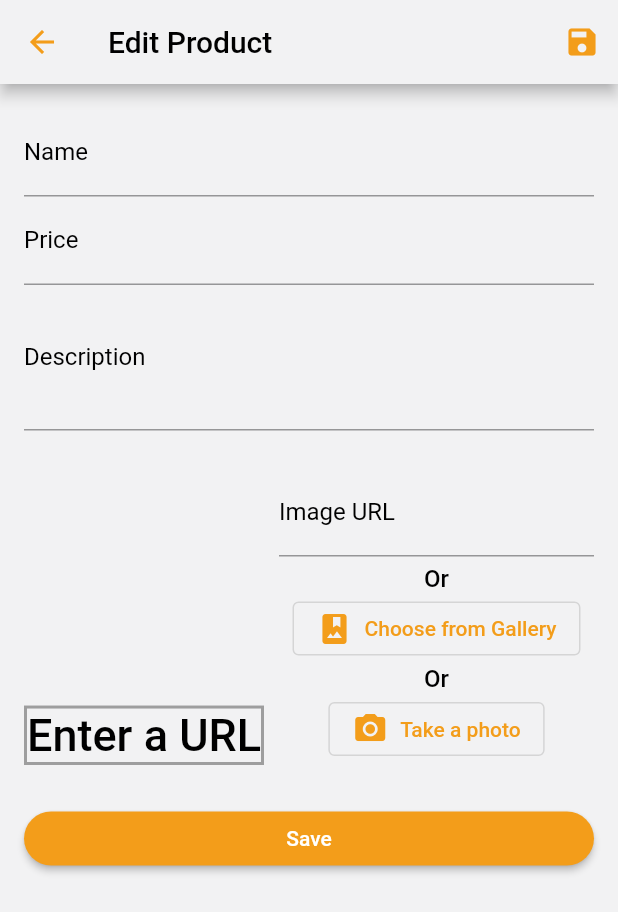
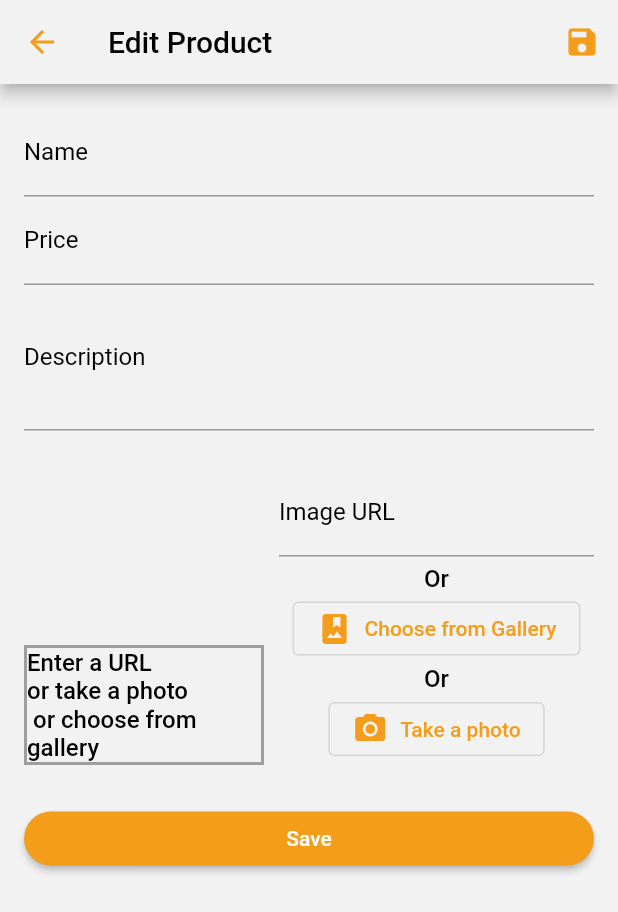
Before and after one commit to bassel27/Store-App, a Flutter app: the EditProductScreen screen opened by its route, after a tap on "Take a photo", on a phone screen of 412 x 824 dp. Shown: the top 912 px of the screen. Run offline on Flutter 3.47's test engine with Material 2 defaults, Android fonts, the light colour scheme and no system bars; our stand-ins replace auto_size_text, badges, freezed_annotation, get, google_fonts, image_picker and 2 more; accounts and stored records are empty.

Commit message:
EditProductScreen working

```diff
--- a/lib/screens/edit_product_screen.dart
+++ b/lib/screens/edit_product_screen.dart
@@ -67,6 +67,19 @@ class _EditProductScreenState extends State<EditProductScreen>
     _imageUrlController.dispose();
   }
 
+  Image? _image;
+  Image? get imageToDisplay {
+    if (_image != null) {
+      return _image;
+    } else if (_image == null &&
+        _imageUrlController.text.isNotEmpty &&
+        validateImageUrl(_imageUrlController.text) == null) {
+      _image = Image.network(_imageUrlController.text, fit: BoxFit.cover);
+      return Image.network(_imageUrlController.text, fit: BoxFit.cover);
+    }
+    return null;
+  }
+
   @override
   Widget build(BuildContext context) {
     Color accentColor = Theme.of(context).colorScheme.tertiary;
@@ -97,24 +110,7 @@ class _EditProductScreenState extends State<EditProductScreen>
                   const SizedBox(
                     width: 10,
                   ),
-                  Column(
-                    mainAxisSize: MainAxisSize.min,
-                    children: [
-                      SizedBox(
-                        width: 210,
-                        child: ImageUrlTextFormField(
-                          imageUrlFocusNode: _imageUrlFocusNode,
-                          imageUrlController: _imageUrlController,
-                          saveFormFunction: _saveForm,
-                        ),
-                      ),
-                      const SizedBox(
-                        height: 5,
-                      ),
-                      const Text("Or"),
-                      TwoPhotoButtonsColumn(accentColor: accentColor),
-                    ],
-                  ),
+                  _photoInputColumn(accentColor),
                 ],
               ),
               mySizedBox,
@@ -133,14 +129,87 @@ class _EditProductScreenState extends State<EditProductScreen>
     );
   }
 
+  Column _photoInputColumn(Color accentColor) {
+    return Column(
+      mainAxisSize: MainAxisSize.min,
+      children: [
+        SizedBox(
+          width: 210,
+          child: ImageUrlTextFormField(
+            imageUrlFocusNode: _imageUrlFocusNode,
+            imageUrlController: _imageUrlController,
+            saveFormFunction: _saveForm,
+          ),
+        ),
+        const SizedBox(
+          height: 5,
+        ),
+        const Text("Or"),
+        OutlinedButton.icon(
+          style: OutlinedButton.styleFrom(),
+          icon: Icon(
+            Icons.photo_album,
+            color: accentColor,
+          ),
+          onPressed: _chooseFromGallery,
+          label: Text(
+            "Choose from Gallery",
+            style: TextStyle(color: accentColor),
+          ),
+        ),
+        const SizedBox(
+          width: 10,
+        ),
+        const Text("Or"),
+        OutlinedButton.icon(
+          style: OutlinedButton.styleFrom(),
+          icon: Icon(
+            Icons.camera_alt,
+            color: accentColor,
+          ),
+          onPressed: _takePicture,
+          label: Text(
+            "Take a photo",
+            style: TextStyle(color: accentColor),
+          ),
+        ),
+      ],
+    );
+  }
+
+  Future<void> _takePicture() async {
+    final imageFile =
+        await ImagePicker() // TODO: config for ios check doccumentaoin
+            .pickImage(source: ImageSource.camera, maxWidth: 600); // resolution
+    modifyImage(imageFile);
+  }
+
+  Future<void> _chooseFromGallery() async {
+    final imageFile =
+        await ImagePicker() // TODO: config for ios check doccumentaoin
+            .pickImage(
+                source: ImageSource.gallery, maxWidth: 600); // resolution
+    modifyImage(imageFile);
+  }
+
+  void modifyImage(imageFile) {
+    if (imageFile != null) {
+      setState(() {
+        _image = Image.file(File(imageFile.path));
+      });
+      _imageUrlController.clear();
+    }
+  }
+
   Container _imageContainer() {
     return Container(
       decoration: BoxDecoration(
         border: Border.all(width: 2, color: Colors.grey),
       ),
-      child: _imageUrlController.text.isEmpty
-          ? const FittedBox(child: Text("Enter a URL"))
-          : Image.network(_imageUrlController.text, fit: BoxFit.cover),
+      child: Expanded(
+        child: imageToDisplay ??
+            const Text("Enter a URL\nor take a photo\n or choose from gallery"),
+      ),
     );
   }
 
@@ -152,7 +221,9 @@ class _EditProductScreenState extends State<EditProductScreen>
     if (!_imageUrlFocusNode.hasFocus &&
         (_imageUrlController.text.isEmpty ||
             validateImageUrl(_imageUrlController.text) == null)) {
-      setState(() {});
+      setState(() {
+        _image = Image.network(_imageUrlController.text, fit: BoxFit.cover);
+      });
     }
   }
 
@@ -201,63 +272,3 @@ class _EditProductScreenState extends State<EditProductScreen>
     await productProvider.addProduct(editedProduct);
   }
 }
-
-class TwoPhotoButtonsColumn extends StatelessWidget {
-  const TwoPhotoButtonsColumn({
-    Key? key,
-    required this.accentColor,
-  }) : super(key: key);
-
-  final Color accentColor;
-  Future<void> _takePicture() async {
-    final imageFile =
-        await ImagePicker() // TODO: config for ios check doccumentaoin
-            .pickImage(source: ImageSource.camera, maxWidth: 600); // resolution
-    if (imageFile != null) {
-      File(imageFile.path);
-    }
-  }
-
-  Future<void> _chooseFromGallery() async {
-    final imageFile =
-        await ImagePicker() // TODO: config for ios check doccumentaoin
-            .pickImage(
-                source: ImageSource.gallery, maxWidth: 600); // resolution
-  }
-
-  @override
-  Widget build(BuildContext context) {
-    return Column(
-      children: [
-        OutlinedButton.icon(
-          style: OutlinedButton.styleFrom(),
-          icon: Icon(
-            Icons.photo_album,
-            color: accentColor,
-          ),
-          onPressed: _chooseFromGallery,
-          label: Text(
-            "Choose from Gallery",
-            style: TextStyle(color: accentColor),
-          ),
-        ),
-        const SizedBox(
-          width: 10,
-        ),
-        const Text("Or"),
-        OutlinedButton.icon(
-          style: OutlinedButton.styleFrom(),
-          icon: Icon(
-            Icons.camera_alt,
-            color: accentColor,
-          ),
-          onPressed: _takePicture,
-          label: Text(
-            "Take a photo",
-            style: TextStyle(color: accentColor),
-          ),
-        ),
-      ],
-    );
-  }
-}
```
